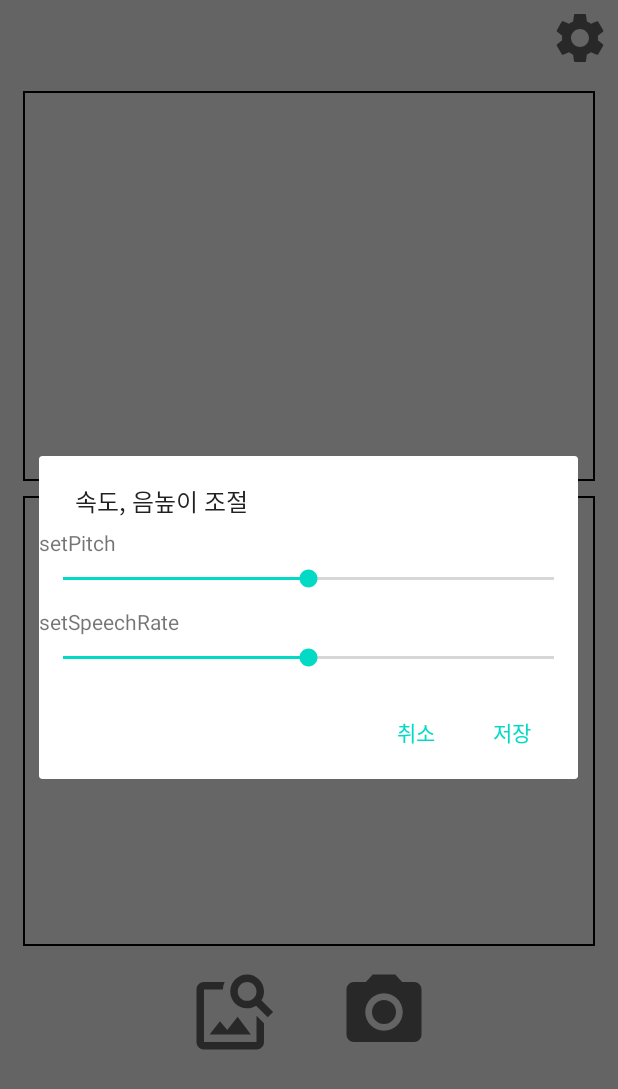
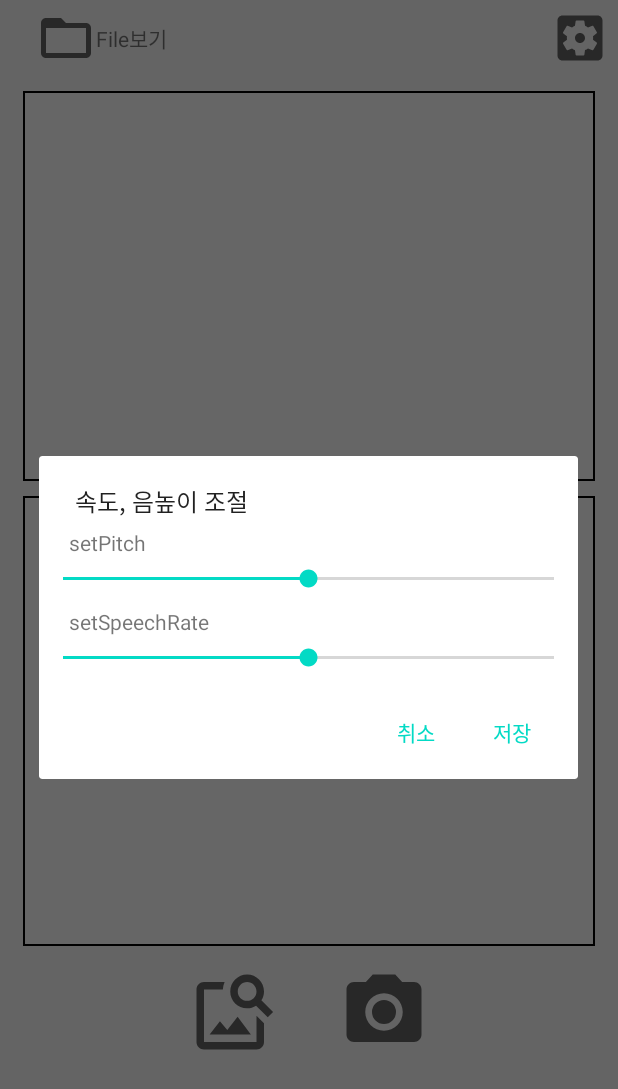
Before and after one commit to kang-seongbeom/SMC, an Android app: the Ocr screen opened directly, with no data from a screen before it, after a tap on an icon or button, on a phone screen of 412 x 824 dp. Shown: the top 1089 px of the screen. Run offline under Robolectric (Android 15) with nearby library versions, the phone set to English and light mode, and no system bars; libraries missing offline, so code that uses them is left out: com.davemorrissey.labs, com.microsoft.projectoxford; plain views replace SubsamplingScaleImageView; 2 statements that could not run were skipped.

Commit message:
deleteMainActivity

```diff
--- a/app/src/main/java/com/example/computervisionandstt/Ocr.java
+++ b/app/src/main/java/com/example/computervisionandstt/Ocr.java
@@ -111,6 +111,7 @@ public class Ocr extends AppCompatActivity {
         ocrImageToText.setMovementMethod(new ScrollingMovementMethod());
 
         //버튼
+        LinearLayout toFileView=findViewById(R.id.toFileView);
         ImageView settingImage=findViewById(R.id.settingImage);
         ImageView getImageButton=findViewById(R.id.getImageButton);
         ImageView captureButton=findViewById(R.id.captureButton);
@@ -131,6 +132,15 @@ public class Ocr extends AppCompatActivity {
         mCategoryArrayList.set(0,"기본 카테고리");
         setStringArrayPref(mContext,sharedPreferenceKey,mCategoryArrayList);
 
+        //FileView로 이동
+        toFileView.setOnClickListener(new View.OnClickListener() {
+            @Override
+            public void onClick(View v) {
+                Intent intent=new Intent(getApplicationContext(),FileView.class);
+                startActivity(intent);
+            }
+        });
+
         //setting
         settingImage.setOnClickListener(new View.OnClickListener() {
             @Override
@@ -138,8 +148,6 @@ public class Ocr extends AppCompatActivity {
                 LayoutInflater vi = (LayoutInflater) getSystemService(Context.LAYOUT_INFLATER_SERVICE);
                 LinearLayout settingView = (LinearLayout) vi.inflate(R.layout.setting_seekbar, null);
 
-                final TextView setPitchText=settingView.findViewById(R.id.setPitchText);
-                final TextView setSpeechRateText=settingView.findViewById(R.id.setSpeechRateText);
                 final SeekBar setPitchSeekBar=settingView.findViewById(R.id.setPitchSeekBar);
                 final SeekBar setSpeechRateSeekBar=settingView.findViewById(R.id.setSpeechRateSeekBar);
 
@@ -407,7 +415,9 @@ public class Ocr extends AppCompatActivity {
         @Override
         protected void onPostExecute(Void aVoid) {
             Toast.makeText(getApplicationContext(),"저장완료!!",Toast.LENGTH_SHORT).show();
-            onBackPressed();
+            Intent mRestartIntent = getIntent();
+            finish();
+            startActivity(mRestartIntent);
             super.onPostExecute(aVoid);
         }
 
--- a/app/src/main/java/com/example/computervisionandstt/Splash.java
+++ b/app/src/main/java/com/example/computervisionandstt/Splash.java
@@ -84,7 +84,7 @@ public class Splash extends AppCompatActivity {
     /** Get the {@link Activity} to start when the splash screen times out. */
     @SuppressWarnings("rawtypes")
     public Class GetNextActivityClass() {
-        return MainActivity.class;
+        return Ocr.class;
     };
 
     /**
--- /dev/null
+++ b/app/src/main/res/drawable/ic_baseline_folder_open_24.xml
@@ -0,0 +1,10 @@
+<vector xmlns:android="http://schemas.android.com/apk/res/android"
+    android:width="24dp"
+    android:height="24dp"
+    android:viewportWidth="24"
+    android:viewportHeight="24"
+    android:tint="?attr/colorControlNormal">
+  <path
+      android:fillColor="@android:color/white"
+      android:pathData="M20,6h-8l-2,-2L4,4c-1.1,0 -1.99,0.9 -1.99,2L2,18c0,1.1 0.9,2 2,2h16c1.1,0 2,-0.9 2,-2L22,8c0,-1.1 -0.9,-2 -2,-2zM20,18L4,18L4,8h16v10z"/>
+</vector>
--- /dev/null
+++ b/app/src/main/res/drawable/ic_baseline_settings_applications_24.xml
@@ -0,0 +1,10 @@
+<vector xmlns:android="http://schemas.android.com/apk/res/android"
+    android:width="24dp"
+    android:height="24dp"
+    android:viewportWidth="24"
+    android:viewportHeight="24"
+    android:tint="?attr/colorControlNormal">
+  <path
+      android:fillColor="@android:color/white"
+      android:pathData="M12,10c-1.1,0 -2,0.9 -2,2s0.9,2 2,2 2,-0.9 2,-2 -0.9,-2 -2,-2zM19,3L5,3c-1.11,0 -2,0.9 -2,2v14c0,1.1 0.89,2 2,2h14c1.11,0 2,-0.9 2,-2L21,5c0,-1.1 -0.89,-2 -2,-2zM17.25,12c0,0.23 -0.02,0.46 -0.05,0.68l1.48,1.16c0.13,0.11 0.17,0.3 0.08,0.45l-1.4,2.42c-0.09,0.15 -0.27,0.21 -0.43,0.15l-1.74,-0.7c-0.36,0.28 -0.76,0.51 -1.18,0.69l-0.26,1.85c-0.03,0.17 -0.18,0.3 -0.35,0.3h-2.8c-0.17,0 -0.32,-0.13 -0.35,-0.29l-0.26,-1.85c-0.43,-0.18 -0.82,-0.41 -1.18,-0.69l-1.74,0.7c-0.16,0.06 -0.34,0 -0.43,-0.15l-1.4,-2.42c-0.09,-0.15 -0.05,-0.34 0.08,-0.45l1.48,-1.16c-0.03,-0.23 -0.05,-0.46 -0.05,-0.69 0,-0.23 0.02,-0.46 0.05,-0.68l-1.48,-1.16c-0.13,-0.11 -0.17,-0.3 -0.08,-0.45l1.4,-2.42c0.09,-0.15 0.27,-0.21 0.43,-0.15l1.74,0.7c0.36,-0.28 0.76,-0.51 1.18,-0.69l0.26,-1.85c0.03,-0.17 0.18,-0.3 0.35,-0.3h2.8c0.17,0 0.32,0.13 0.35,0.29l0.26,1.85c0.43,0.18 0.82,0.41 1.18,0.69l1.74,-0.7c0.16,-0.06 0.34,0 0.43,0.15l1.4,2.42c0.09,0.15 0.05,0.34 -0.08,0.45l-1.48,1.16c0.03,0.23 0.05,0.46 0.05,0.69z"/>
+</vector>
--- a/app/src/main/res/layout/activity_image_and_text_view.xml
+++ b/app/src/main/res/layout/activity_image_and_text_view.xml
@@ -16,7 +16,7 @@
             android:layout_width="40dp"
             android:layout_height="40dp"
             android:layout_margin="5dp"
-            android:src="@drawable/ic_baseline_settings_24"
+            android:src="@drawable/ic_baseline_settings_applications_24"
             android:clickable="true"/>
 
     </LinearLayout>
--- a/app/src/main/res/layout/activity_ocr.xml
+++ b/app/src/main/res/layout/activity_ocr.xml
@@ -11,12 +11,34 @@
         android:layout_width="match_parent"
         android:layout_height="wrap_content"
         android:gravity="end">
+
+        <LinearLayout
+            android:id="@+id/toFileView"
+            android:layout_width="wrap_content"
+            android:layout_height="match_parent"
+            android:orientation="horizontal"
+            android:gravity="center"
+            android:layout_marginEnd="250dp"
+            android:clickable="true">
+
+            <ImageView
+                android:layout_width="40dp"
+                android:layout_height="40dp"
+                android:src="@drawable/ic_baseline_folder_open_24"/>
+            <TextView
+                android:text="File보기"
+                android:layout_width="wrap_content"
+                android:layout_height="wrap_content"/>
+
+        </LinearLayout>
+
+
         <ImageView
             android:id="@+id/settingImage"
             android:layout_width="40dp"
             android:layout_height="40dp"
             android:layout_margin="5dp"
-            android:src="@drawable/ic_baseline_settings_24"
+            android:src="@drawable/ic_baseline_settings_applications_24"
             android:clickable="true"/>
 
     </LinearLayout>
@@ -84,7 +106,7 @@
             android:id="@+id/secondConstraintLayout"
             android:layout_width="match_parent"
             android:layout_height="80dp"
-            android:layout_marginTop="52dp"
+            android:layout_marginTop="4dp"
             android:gravity="center"
             android:orientation="horizontal"
             android:padding="10dp"
--- a/app/src/main/res/layout/setting_seekbar.xml
+++ b/app/src/main/res/layout/setting_seekbar.xml
@@ -9,7 +9,8 @@
         android:text="setPitch"
         android:layout_width="wrap_content"
         android:layout_height="wrap_content"
-        android:layout_marginBottom="5dp"/>
+        android:layout_marginBottom="5dp"
+        android:layout_marginStart="20dp"/>
     <SeekBar
         android:id="@+id/setPitchSeekBar"
         android:layout_width="match_parent"
@@ -24,7 +25,8 @@
         android:text="setSpeechRate"
         android:layout_width="wrap_content"
         android:layout_height="wrap_content"
-        android:layout_marginBottom="5dp"/>
+        android:layout_marginBottom="5dp"
+        android:layout_marginStart="20dp"/>
     <SeekBar
         android:id="@+id/setSpeechRateSeekBar"
         android:layout_width="match_parent"
```
Also changed, not shown: app/src/main/AndroidManifest.xml (+3 -4 lines), app/src/main/java/com/example/computervisionandstt/ImageAndTextView.java (+2 -66 lines), app/src/main/java/com/example/computervisionandstt/MainActivity.java (deleted, +0 -54 lines), app/src/main/res/layout/activity_main.xml (deleted, +0 -25 lines).
